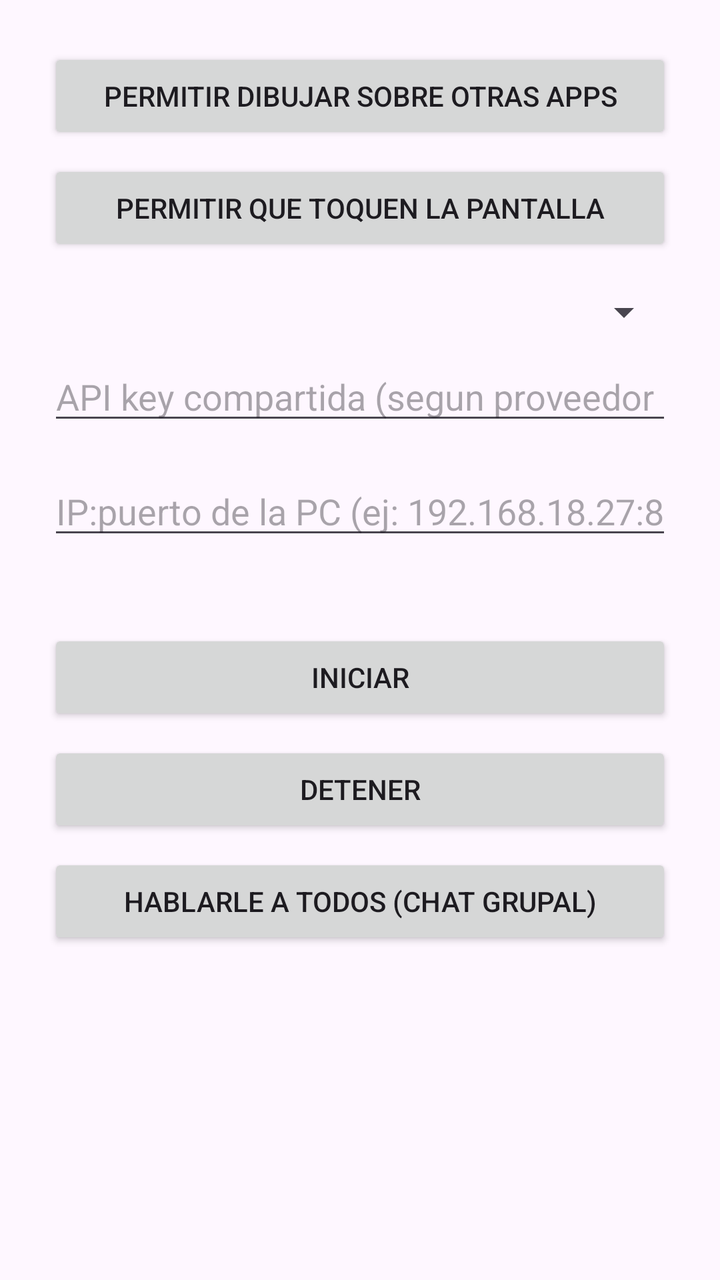
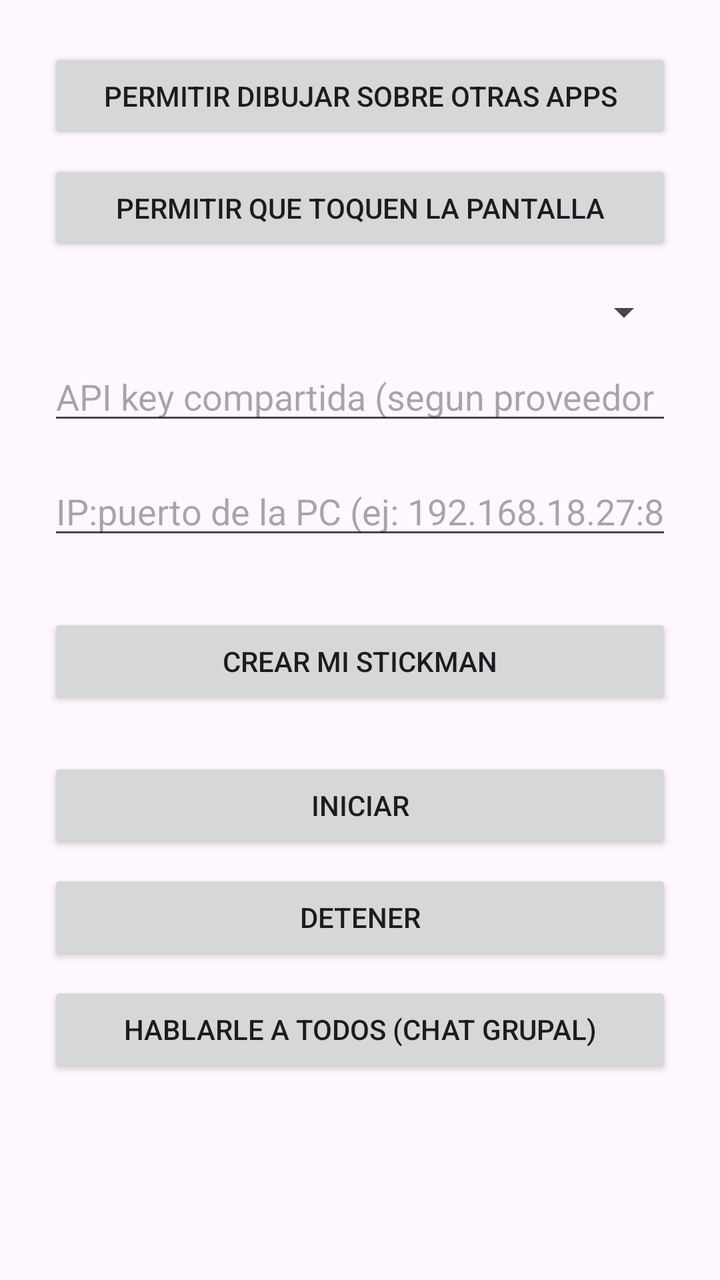

Before-and-after screenshots of an Android layout around one commit, followed by the original layout XML and the change that was made.
<!-- AndroidManifest.xml: application theme Theme.StickmanAI -->
<!-- res/layout/activity_main.xml -->
<?xml version="1.0" encoding="utf-8"?>
<ScrollView xmlns:android="http://schemas.android.com/apk/res/android"
    android:layout_width="match_parent"
    android:layout_height="match_parent">

    <LinearLayout
        android:layout_width="match_parent"
        android:layout_height="wrap_content"
        android:orientation="vertical"
        android:padding="24dp">

        <Button
            android:id="@+id/btnGrantOverlay"
            android:layout_width="match_parent"
            android:layout_height="wrap_content"
            android:text="@string/grant_overlay" />

        <Button
            android:id="@+id/btnGrantAccessibility"
            android:layout_width="match_parent"
            android:layout_height="wrap_content"
            android:layout_marginTop="8dp"
            android:text="@string/grant_accessibility" />

        <Spinner
            android:id="@+id/spinnerSharedProvider"
            android:layout_width="match_parent"
            android:layout_height="wrap_content"
            android:layout_marginTop="16dp" />

        <EditText
            android:id="@+id/editSharedApiKey"
            android:layout_width="match_parent"
            android:layout_height="wrap_content"
            android:layout_marginTop="8dp"
            android:hint="@string/gemini_api_key_hint"
            android:inputType="textPassword" />

        <EditText
            android:id="@+id/editPcAddress"
            android:layout_width="match_parent"
            android:layout_height="wrap_content"
            android:layout_marginTop="16dp"
            android:hint="@string/pc_address_hint"
            android:inputType="text" />

        <LinearLayout
            android:id="@+id/characterList"
            android:layout_width="match_parent"
            android:layout_height="wrap_content"
            android:layout_marginTop="16dp"
            android:orientation="vertical" />

        <Button
            android:id="@+id/btnStart"
            android:layout_width="match_parent"
            android:layout_height="wrap_content"
            android:layout_marginTop="24dp"
            android:text="@string/start_service" />

        <Button
            android:id="@+id/btnStop"
            android:layout_width="match_parent"
            android:layout_height="wrap_content"
            android:layout_marginTop="8dp"
            android:text="@string/stop_service" />

        <Button
            android:id="@+id/btnGroupChat"
            android:layout_width="match_parent"
            android:layout_height="wrap_content"
            android:layout_marginTop="8dp"
            android:text="@string/group_chat" />

    </LinearLayout>
</ScrollView>
<!-- resources referenced by this layout -->
<resources>
  <string name="gemini_api_key_hint">API key compartida (segun proveedor elegido arriba, opcional si cada uno tiene la suya)</string>
  <string name="grant_accessibility">Permitir que toquen la pantalla</string>
  <string name="grant_overlay">Permitir dibujar sobre otras apps</string>
  <string name="group_chat">Hablarle a todos (chat grupal)</string>
  <string name="pc_address_hint">IP:puerto de la PC (ej: 192.168.18.27:8787)</string>
  <string name="start_service">Iniciar</string>
  <string name="stop_service">Detener</string>
  <style name="Theme.StickmanAI" parent="Theme.Material3.DayNight.NoActionBar" />
</resources>

<!-- the commit's change to res/layout/activity_main.xml (unified diff, before → after) -->
@@ -52,6 +52,13 @@
             android:orientation="vertical" />
 
         <Button
+            android:id="@+id/btnCreateCharacter"
+            android:layout_width="match_parent"
+            android:layout_height="wrap_content"
+            android:layout_marginTop="16dp"
+            android:text="@string/create_character" />
+
+        <Button
             android:id="@+id/btnStart"
             android:layout_width="match_parent"
             android:layout_height="wrap_content"
<!-- resource entries referenced after the edit -->
@@ -1,5 +1,6 @@
 <!-- resources referenced by this layout -->
 <resources>
+  <string name="create_character">Crear mi stickman</string>
   <string name="gemini_api_key_hint">API key compartida (segun proveedor elegido arriba, opcional si cada uno tiene la suya)</string>
   <string name="grant_accessibility">Permitir que toquen la pantalla</string>
   <string name="grant_overlay">Permitir dibujar sobre otras apps</string>
